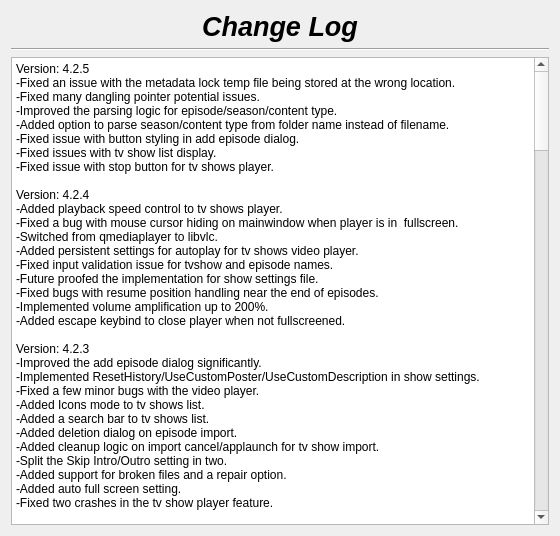
Before: the Qt Designer form changelog.ui in therealMaPMaKeR/MMDiary, drawn with Qt 5.
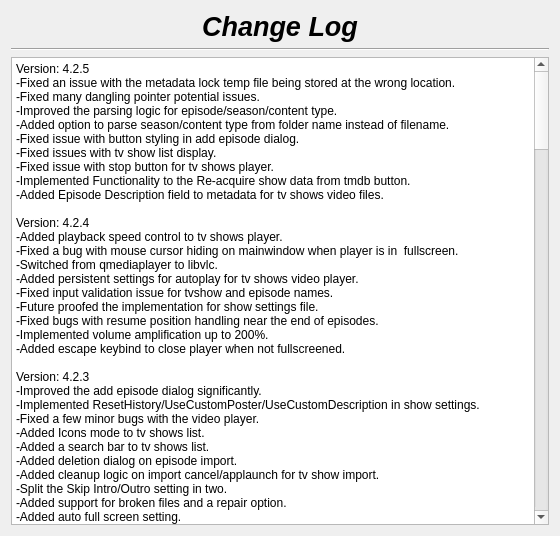
After: the same form once the commit is applied.

Commit message: created dialog to edit the metadata for multiple files

The edit to the form file:
```diff
--- a/changelog.ui
+++ b/changelog.ui
@@ -58,7 +58,7 @@
 &lt;p style=&quot; margin-top:0px; margin-bottom:0px; margin-left:0px; margin-right:0px; -qt-block-indent:0; text-indent:0px;&quot;&gt;Version: 4.2.5&lt;br /&gt;-Fixed an issue with the metadata lock temp file being stored at the wrong location.&lt;br /&gt;-Fixed many dangling pointer potential issues.&lt;/p&gt;
 &lt;p style=&quot; margin-top:0px; margin-bottom:0px; margin-left:0px; margin-right:0px; -qt-block-indent:0; text-indent:0px;&quot;&gt;-Improved the parsing logic for episode/season/content type.&lt;br /&gt;-Added option to parse season/content type from folder name instead of filename.&lt;br /&gt;-Fixed issue with button styling in add episode dialog.&lt;/p&gt;
 &lt;p style=&quot; margin-top:0px; margin-bottom:0px; margin-left:0px; margin-right:0px; -qt-block-indent:0; text-indent:0px;&quot;&gt;-Fixed issues with tv show list display.&lt;/p&gt;
-&lt;p style=&quot; margin-top:0px; margin-bottom:0px; margin-left:0px; margin-right:0px; -qt-block-indent:0; text-indent:0px;&quot;&gt;-Fixed issue with stop button for tv shows player.&lt;br /&gt;&lt;br /&gt;Version: 4.2.4&lt;br /&gt;-Added playback speed control to tv shows player.&lt;br /&gt;-Fixed a bug with mouse cursor hiding on mainwindow when player is in  fullscreen.&lt;/p&gt;
+&lt;p style=&quot; margin-top:0px; margin-bottom:0px; margin-left:0px; margin-right:0px; -qt-block-indent:0; text-indent:0px;&quot;&gt;-Fixed issue with stop button for tv shows player.&lt;br /&gt;-Implemented Functionality to the Re-acquire show data from tmdb button.&lt;br /&gt;-Added Episode Description field to metadata for tv shows video files.&lt;br /&gt;&lt;br /&gt;Version: 4.2.4&lt;br /&gt;-Added playback speed control to tv shows player.&lt;br /&gt;-Fixed a bug with mouse cursor hiding on mainwindow when player is in  fullscreen.&lt;/p&gt;
 &lt;p style=&quot; margin-top:0px; margin-bottom:0px; margin-left:0px; margin-right:0px; -qt-block-indent:0; text-indent:0px;&quot;&gt;-Switched from qmediaplayer to libvlc.&lt;br /&gt;-Added persistent settings for autoplay for tv shows video player.&lt;br /&gt;-Fixed input validation issue for tvshow and episode names.&lt;br /&gt;-Future proofed the implementation for show settings file.&lt;br /&gt;-Fixed bugs with resume position handling near the end of episodes.&lt;br /&gt;-Implemented volume amplification up to 200%.&lt;br /&gt;-Added escape keybind to close player when not fullscreened.&lt;br /&gt;&lt;br /&gt;Version: 4.2.3&lt;br /&gt;-Improved the add episode dialog significantly.&lt;/p&gt;
 &lt;p style=&quot; margin-top:0px; margin-bottom:0px; margin-left:0px; margin-right:0px; -qt-block-indent:0; text-indent:0px;&quot;&gt;-Implemented ResetHistory/UseCustomPoster/UseCustomDescription in show settings.&lt;br /&gt;-Fixed a few minor bugs with the video player.&lt;br /&gt;-Added Icons mode to tv shows list.&lt;br /&gt;-Added a search bar to tv shows list.&lt;/p&gt;
 &lt;p style=&quot; margin-top:0px; margin-bottom:0px; margin-left:0px; margin-right:0px; -qt-block-indent:0; text-indent:0px;&quot;&gt;-Added deletion dialog on episode import.&lt;br /&gt;-Added cleanup logic on import cancel/applaunch for tv show import.&lt;br /&gt;-Split the Skip Intro/Outro setting in two.&lt;br /&gt;-Added support for broken files and a repair option.&lt;br /&gt;-Added auto full screen setting.&lt;/p&gt;
```
The commit also changes 4 other files.
